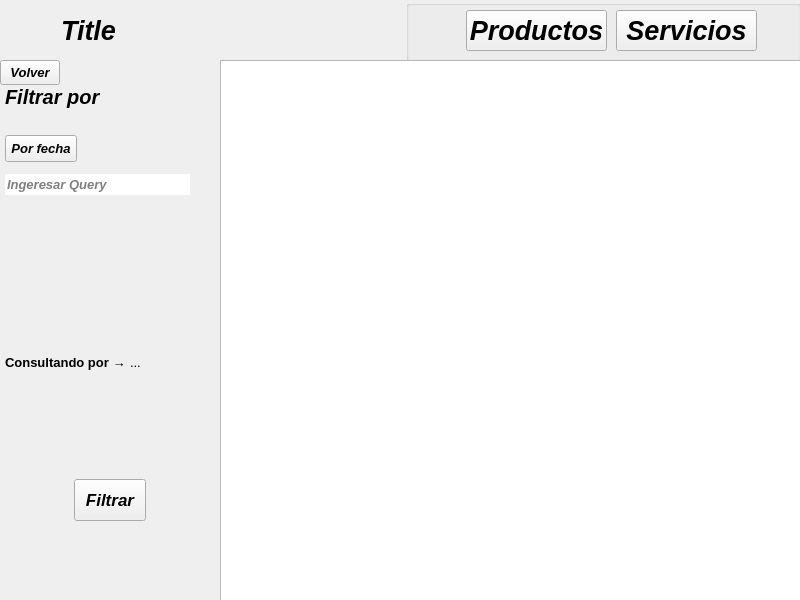
Old version of the form GUI/sub_ventanas/ui/reportes/plantillaDesigner.ui in the repository C-Sebastian-M/GLAM_MAKEUP_STORE.
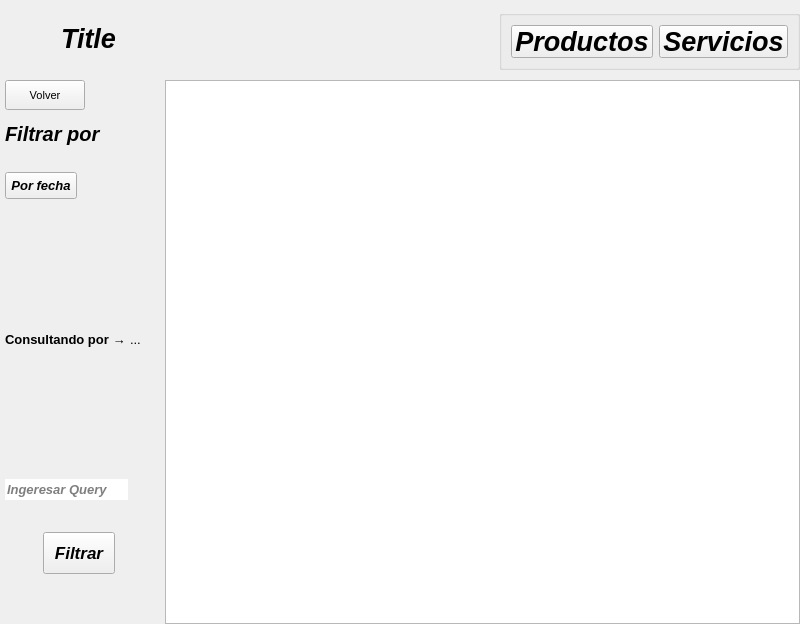
New version of the form. Icons and pictures are not drawn.

```diff
--- a/GUI/sub_ventanas/ui/reportes/plantillaDesigner.ui
+++ b/GUI/sub_ventanas/ui/reportes/plantillaDesigner.ui
@@ -7,9 +7,15 @@
     <x>0</x>
     <y>0</y>
     <width>800</width>
-    <height>600</height>
+    <height>624</height>
    </rect>
   </property>
+  <property name="sizePolicy">
+   <sizepolicy hsizetype="Expanding" vsizetype="Expanding">
+    <horstretch>0</horstretch>
+    <verstretch>0</verstretch>
+   </sizepolicy>
+  </property>
   <property name="font">
    <font>
     <family>Arial</family>
@@ -26,21 +32,67 @@
    <iconset>
     <normaloff>../../../../../Users/recursos/images/store_logo.png</normaloff>../../../../../Users/recursos/images/store_logo.png</iconset>
   </property>
+  <layout class="QGridLayout" name="gridLayout" columnstretch="0,1">
+   <property name="leftMargin">
+    <number>0</number>
+   </property>
+   <property name="topMargin">
+    <number>0</number>
+   </property>
+   <property name="rightMargin">
+    <number>0</number>
+   </property>
+   <property name="bottomMargin">
+    <number>0</number>
+   </property>
+   <property name="horizontalSpacing">
+    <number>6</number>
+   </property>
+   <property name="verticalSpacing">
+    <number>0</number>
+   </property>
+   <item row="1" column="1">
+    <widget class="QTableWidget" name="table">
+     <property name="autoScroll">
+      <bool>true</bool>
+     </property>
+    </widget>
+   </item>
+   <item row="0" column="0" colspan="2">
   <widget class="QWidget" name="queryHeader" native="true">
-   <property name="geometry">
-    <rect>
-     <x>0</x>
-     <y>0</y>
-     <width>801</width>
-     <height>61</height>
-    </rect>
+     <property name="sizePolicy">
+      <sizepolicy hsizetype="Expanding" vsizetype="Expanding">
+       <horstretch>0</horstretch>
+       <verstretch>0</verstretch>
+      </sizepolicy>
+     </property>
+     <property name="maximumSize">
+      <size>
+       <width>16777215</width>
+       <height>80</height>
+      </size>
+     </property>
+     <property name="sizeIncrement">
+      <size>
+       <width>0</width>
+       <height>5</height>
+      </size>
+     </property>
+     <property name="layoutDirection">
+      <enum>Qt::LeftToRight</enum>
    </property>
    <property name="autoFillBackground">
     <bool>false</bool>
    </property>
-   <layout class="QHBoxLayout" name="horizontalLayout_4">
+     <layout class="QHBoxLayout" name="horizontalLayout_4" stretch="0,0">
+      <property name="spacing">
+       <number>6</number>
+      </property>
+      <property name="sizeConstraint">
+       <enum>QLayout::SetDefaultConstraint</enum>
+      </property>
     <property name="leftMargin">
-     <number>5</number>
+       <number>0</number>
     </property>
     <property name="topMargin">
      <number>0</number>
@@ -51,8 +103,26 @@
     <property name="bottomMargin">
      <number>0</number>
     </property>
-    <item>
+      <item alignment="Qt::AlignVCenter">
      <widget class="QGroupBox" name="groupBox">
+        <property name="sizePolicy">
+         <sizepolicy hsizetype="Preferred" vsizetype="Expanding">
+          <horstretch>0</horstretch>
+          <verstretch>0</verstretch>
+         </sizepolicy>
+        </property>
+        <property name="minimumSize">
+         <size>
+          <width>0</width>
+          <height>55</height>
+         </size>
+        </property>
+        <property name="maximumSize">
+         <size>
+          <width>16777215</width>
+          <height>60</height>
+         </size>
+        </property>
       <property name="styleSheet">
        <string notr="true">border-style: none;</string>
       </property>
@@ -65,10 +135,13 @@
          <x>0</x>
          <y>0</y>
          <width>381</width>
-         <height>61</height>
+           <height>52</height>
         </rect>
        </property>
        <layout class="QHBoxLayout" name="horizontalLayout_2" stretch="0,0">
+          <property name="leftMargin">
+           <number>5</number>
+          </property>
         <item>
          <widget class="QLabel" name="logo">
           <property name="maximumSize">
@@ -113,19 +186,43 @@
       </widget>
      </widget>
     </item>
-    <item>
+      <item alignment="Qt::AlignRight|Qt::AlignVCenter">
      <widget class="QGroupBox" name="navbar">
+        <property name="sizePolicy">
+         <sizepolicy hsizetype="Preferred" vsizetype="Expanding">
+          <horstretch>0</horstretch>
+          <verstretch>0</verstretch>
+         </sizepolicy>
+        </property>
+        <property name="minimumSize">
+         <size>
+          <width>0</width>
+          <height>55</height>
+         </size>
+        </property>
+        <property name="maximumSize">
+         <size>
+          <width>16777215</width>
+          <height>60</height>
+         </size>
+        </property>
+        <property name="sizeIncrement">
+         <size>
+          <width>0</width>
+          <height>0</height>
+         </size>
+        </property>
       <property name="title">
        <string/>
       </property>
+        <layout class="QHBoxLayout" name="horizontalLayout_6">
+         <item>
       <widget class="QPushButton" name="productosBtn">
-       <property name="geometry">
-        <rect>
-         <x>60</x>
-         <y>10</y>
-         <width>141</width>
-         <height>41</height>
-        </rect>
+           <property name="maximumSize">
+            <size>
+             <width>184</width>
+             <height>40</height>
+            </size>
        </property>
        <property name="font">
         <font>
@@ -140,14 +237,14 @@
         <string>Productos</string>
        </property>
       </widget>
+         </item>
+         <item>
       <widget class="QPushButton" name="serviciosBtn">
-       <property name="geometry">
-        <rect>
-         <x>210</x>
-         <y>10</y>
-         <width>141</width>
-         <height>41</height>
-        </rect>
+           <property name="maximumSize">
+            <size>
+             <width>184</width>
+             <height>40</height>
+            </size>
        </property>
        <property name="font">
         <font>
@@ -162,18 +259,26 @@
         <string>Servicios</string>
        </property>
       </widget>
+         </item>
+        </layout>
      </widget>
     </item>
    </layout>
   </widget>
+   </item>
+   <item row="1" column="0">
   <widget class="QWidget" name="cajaFiltro" native="true">
-   <property name="geometry">
-    <rect>
-     <x>0</x>
-     <y>60</y>
-     <width>221</width>
-     <height>511</height>
-    </rect>
+     <property name="sizePolicy">
+      <sizepolicy hsizetype="Expanding" vsizetype="Expanding">
+       <horstretch>0</horstretch>
+       <verstretch>0</verstretch>
+      </sizepolicy>
+     </property>
+     <property name="maximumSize">
+      <size>
+       <width>400</width>
+       <height>16777215</height>
+      </size>
    </property>
    <layout class="QVBoxLayout" name="cajaFiltroVerticalLayout">
     <property name="spacing">
@@ -183,7 +288,7 @@
      <number>5</number>
     </property>
     <property name="topMargin">
-     <number>25</number>
+       <number>0</number>
     </property>
     <property name="rightMargin">
      <number>5</number>
@@ -191,6 +296,34 @@
     <property name="bottomMargin">
      <number>10</number>
     </property>
+      <item>
+       <widget class="QPushButton" name="volverBtn">
+        <property name="sizePolicy">
+         <sizepolicy hsizetype="Minimum" vsizetype="Fixed">
+          <horstretch>0</horstretch>
+          <verstretch>0</verstretch>
+         </sizepolicy>
+        </property>
+        <property name="maximumSize">
+         <size>
+          <width>80</width>
+          <height>30</height>
+         </size>
+        </property>
+        <property name="font">
+         <font>
+          <family>Arial</family>
+          <pointsize>8</pointsize>
+          <weight>50</weight>
+          <italic>false</italic>
+          <bold>false</bold>
+         </font>
+        </property>
+        <property name="text">
+         <string>Volver</string>
+        </property>
+       </widget>
+      </item>
     <item>
      <widget class="QLabel" name="filterLabel">
       <property name="sizePolicy">
@@ -286,6 +419,57 @@
       </property>
      </widget>
     </item>
+      <item>
+       <layout class="QHBoxLayout" name="actualLayout" stretch="0,0">
+        <property name="spacing">
+         <number>4</number>
+        </property>
+        <property name="bottomMargin">
+         <number>0</number>
+        </property>
+        <item>
+         <widget class="QLabel" name="actualLabel">
+          <property name="sizePolicy">
+           <sizepolicy hsizetype="Fixed" vsizetype="Preferred">
+            <horstretch>0</horstretch>
+            <verstretch>0</verstretch>
+           </sizepolicy>
+          </property>
+          <property name="font">
+           <font>
+            <family>Arial</family>
+            <pointsize>10</pointsize>
+            <weight>75</weight>
+            <italic>false</italic>
+            <bold>true</bold>
+           </font>
+          </property>
+          <property name="text">
+           <string>Consultando por →</string>
+          </property>
+          <property name="scaledContents">
+           <bool>true</bool>
+          </property>
+         </widget>
+        </item>
+        <item>
+         <widget class="QLabel" name="consultandoPor">
+          <property name="font">
+           <font>
+            <family>Arial</family>
+            <pointsize>10</pointsize>
+            <weight>50</weight>
+            <italic>false</italic>
+            <bold>false</bold>
+           </font>
+          </property>
+          <property name="text">
+           <string>...</string>
+          </property>
+         </widget>
+        </item>
+       </layout>
+      </item>
     <item>
      <layout class="QHBoxLayout" name="inputLayout" stretch="0,0">
       <property name="spacing">
@@ -373,73 +557,6 @@
       </item>
      </layout>
     </item>
-    <item>
-     <spacer name="verticalSpacer_2">
-      <property name="orientation">
-       <enum>Qt::Vertical</enum>
-      </property>
-      <property name="sizeType">
-       <enum>QSizePolicy::Preferred</enum>
-      </property>
-      <property name="sizeHint" stdset="0">
-       <size>
-        <width>20</width>
-        <height>90</height>
-       </size>
-      </property>
-     </spacer>
-    </item>
-    <item>
-     <layout class="QHBoxLayout" name="actualLayout" stretch="0,0">
-      <property name="spacing">
-       <number>4</number>
-      </property>
-      <property name="bottomMargin">
-       <number>0</number>
-      </property>
-      <item>
-       <widget class="QLabel" name="actualLabel">
-        <property name="sizePolicy">
-         <sizepolicy hsizetype="Fixed" vsizetype="Preferred">
-          <horstretch>0</horstretch>
-          <verstretch>0</verstretch>
-         </sizepolicy>
-        </property>
-        <property name="font">
-         <font>
-          <family>Arial</family>
-          <pointsize>10</pointsize>
-          <weight>75</weight>
-          <italic>false</italic>
-          <bold>true</bold>
-         </font>
-        </property>
-        <property name="text">
-         <string>Consultando por →</string>
-        </property>
-        <property name="scaledContents">
-         <bool>true</bool>
-        </property>
-       </widget>
-      </item>
-      <item>
-       <widget class="QLabel" name="consultandoPor">
-        <property name="font">
-         <font>
-          <family>Arial</family>
-          <pointsize>10</pointsize>
-          <weight>50</weight>
-          <italic>false</italic>
-          <bold>false</bold>
-         </font>
-        </property>
-        <property name="text">
-         <string>...</string>
-        </property>
-       </widget>
-      </item>
-     </layout>
-    </item>
     <item>
      <spacer name="verticalSpacer_3">
       <property name="orientation">
@@ -451,7 +568,7 @@
       <property name="sizeHint" stdset="0">
        <size>
         <width>20</width>
-        <height>40</height>
+          <height>20</height>
        </size>
       </property>
      </spacer>
@@ -512,57 +629,8 @@
     </item>
    </layout>
   </widget>
-  <widget class="QTableWidget" name="table">
-   <property name="geometry">
-    <rect>
-     <x>220</x>
-     <y>60</y>
-     <width>581</width>
-     <height>551</height>
-    </rect>
-   </property>
-   <property name="autoScroll">
-    <bool>true</bool>
-   </property>
-  </widget>
-  <widget class="QPushButton" name="volverBtn">
-   <property name="geometry">
-    <rect>
-     <x>0</x>
-     <y>60</y>
-     <width>60</width>
-     <height>25</height>
-    </rect>
-   </property>
-   <property name="sizePolicy">
-    <sizepolicy hsizetype="Minimum" vsizetype="Expanding">
-     <horstretch>0</horstretch>
-     <verstretch>0</verstretch>
-    </sizepolicy>
-   </property>
-   <property name="font">
-    <font>
-     <family>Arial</family>
-     <pointsize>10</pointsize>
-     <weight>75</weight>
-     <italic>true</italic>
-     <bold>true</bold>
-    </font>
-   </property>
-   <property name="acceptDrops">
-    <bool>false</bool>
-   </property>
-   <property name="text">
-    <string>Volver</string>
-   </property>
-   <property name="icon">
-    <iconset>
-     <normaloff>../../../../../Users/recursos/images/left_arrow.png</normaloff>../../../../../Users/recursos/images/left_arrow.png</iconset>
-   </property>
-   <property name="autoDefault">
-    <bool>false</bool>
-   </property>
-  </widget>
+   </item>
+  </layout>
  </widget>
  <resources/>
  <connections/>
```
Lines whose indentation alone changed are shown as unchanged.
